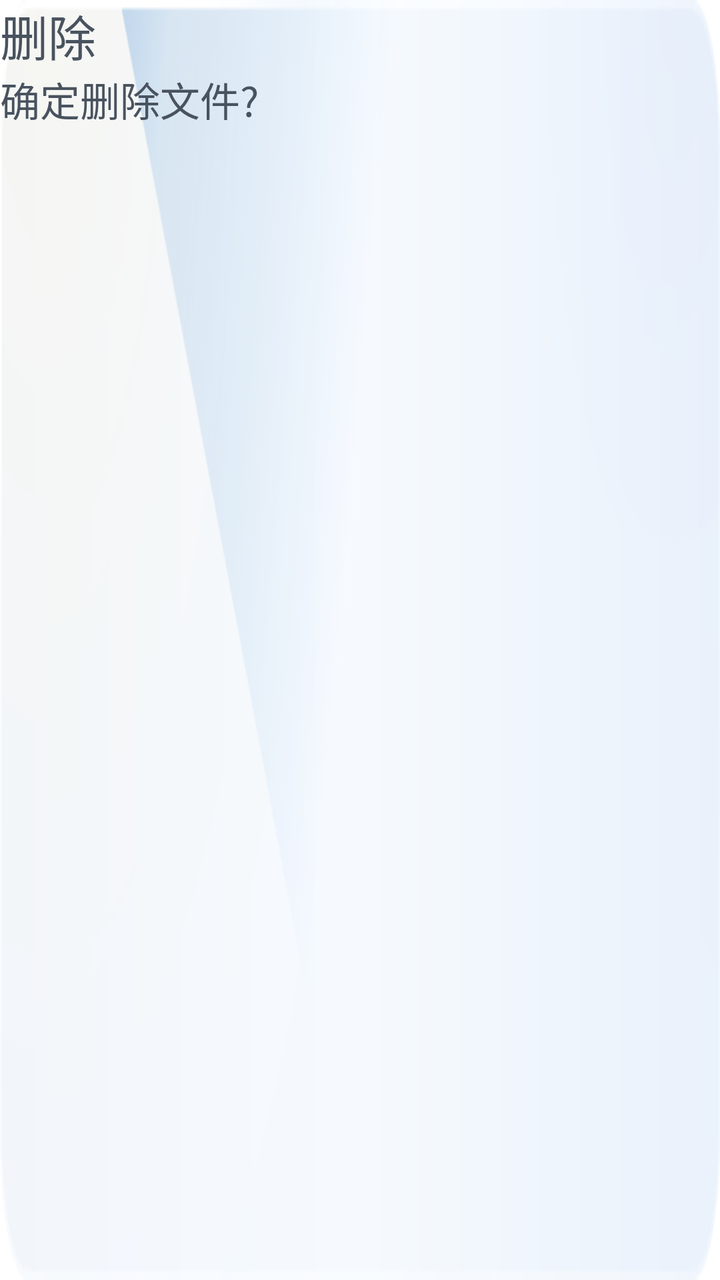
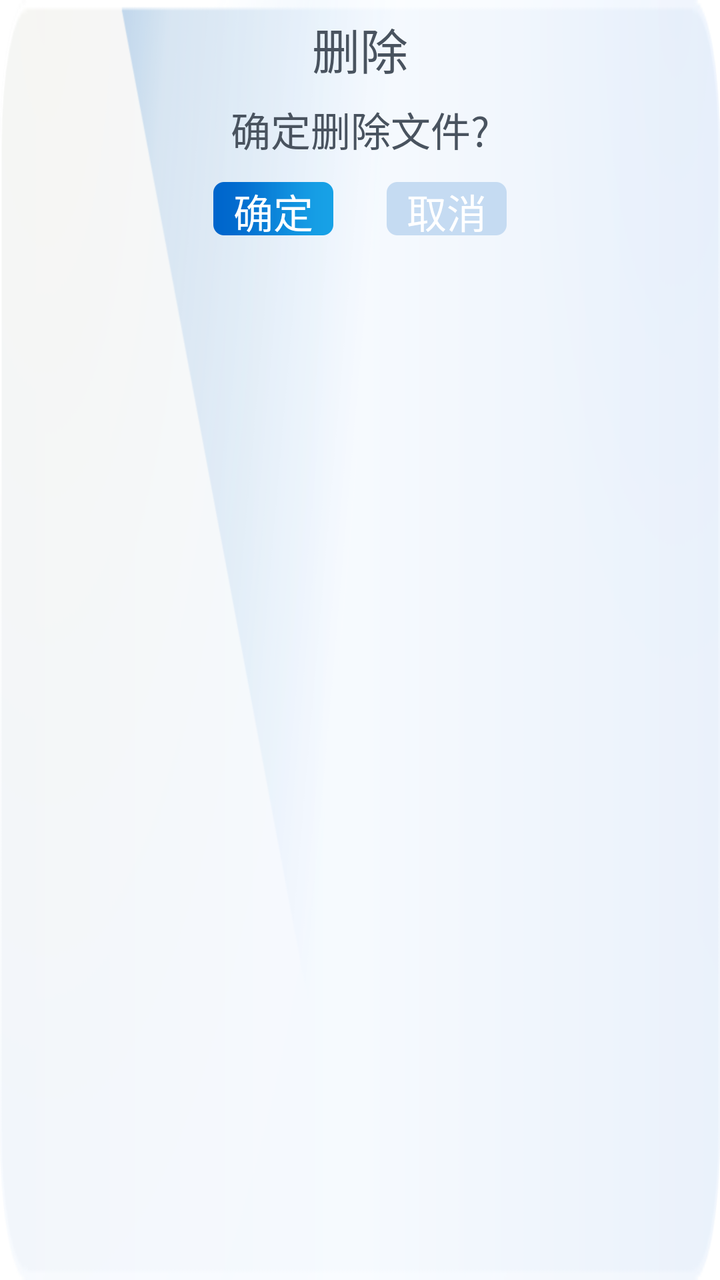

Two renders of the same Android screen: before a commit and after it. Below are the layout's source before the change and the commit's diff.
<!-- AndroidManifest.xml: application theme AppTheme -->
<!-- res/layout/layout_delete_picture_dialog.xml -->
<?xml version="1.0" encoding="utf-8"?>
<FrameLayout xmlns:android="http://schemas.android.com/apk/res/android"
    android:layout_width="880px"
    android:layout_height="296px"
    android:background="@mipmap/img_bg_dialog">

    <LinearLayout
        android:layout_width="match_parent"
        android:layout_height="match_parent"
        android:orientation="vertical" >

        <TextView
            android:layout_width="wrap_content"
            android:layout_height="wrap_content"
            android:layout_gravity="center_vertical"
            android:fontFamily="@font/alibabapuhuiti_3_65_medium"
            android:textColor="@color/color_49535F"
            android:textSize="24sp"
            android:text="删除" />

        <TextView
            android:layout_width="wrap_content"
            android:layout_height="wrap_content"
            android:layout_gravity="center_vertical"
            android:fontFamily="@font/alibabapuhuiti_3_65_medium"
            android:textColor="@color/color_49535F"
            android:textSize="20sp"
            android:text="确定删除文件?" />


    </LinearLayout>


</FrameLayout>
<!-- resources referenced by this layout -->
<resources>
  <color name="color_49535F">#49535F</color>
  <!-- mipmap img_bg_dialog: png bitmap (mipmap-hdpi, 19644 bytes) -->
  <style name="AppTheme" parent="Theme.AppCompat.Light.NoActionBar">
  
          <item name="colorPrimary">@color/color_transparent</item>
          <item name="colorPrimaryDark">@color/color_transparent</item>
          <item name="colorAccent">@color/color_transparent</item>
          <item name="android:windowBackground">@color/white</item>
  
          <item name="android:windowTranslucentNavigation">false</item>
          <item name="android:windowTranslucentStatus">false</item>
          <item name="android:windowIsTranslucent">false</item>
  
          <item name="android:windowAnimationStyle">@style/Animation</item>
  
      </style>
  <color name="color_transparent">#00000000</color>
  <color name="white">#FFFFFFFF</color>
  <style name="Animation">
          <item name="android:activityOpenEnterAnimation">@null</item>
          <item name="android:activityOpenExitAnimation">@null</item>
          <item name="android:activityCloseEnterAnimation">@null</item>
          <item name="android:activityCloseExitAnimation">@null</item>
          <item name="android:taskOpenEnterAnimation">@null</item>
          <item name="android:taskOpenExitAnimation">@null</item>
          <item name="android:taskCloseEnterAnimation">@null</item>
          <item name="android:taskCloseExitAnimation">@null</item>
          <item name="android:taskToFrontEnterAnimation">@null</item>
          <item name="android:taskToFrontExitAnimation">@null</item>
          <item name="android:taskToBackEnterAnimation">@null</item>
          <item name="android:taskToBackExitAnimation">@null</item>
      </style>
</resources>

<!-- the commit's change to res/layout/layout_delete_picture_dialog.xml (unified diff, before → after) -->
@@ -7,25 +7,54 @@
     <LinearLayout
         android:layout_width="match_parent"
         android:layout_height="match_parent"
-        android:orientation="vertical" >
+        android:orientation="vertical"
+        android:gravity="center_horizontal">
 
         <TextView
             android:layout_width="wrap_content"
             android:layout_height="wrap_content"
-            android:layout_gravity="center_vertical"
             android:fontFamily="@font/alibabapuhuiti_3_65_medium"
+            android:text="删除"
+            android:layout_marginTop="20px"
             android:textColor="@color/color_49535F"
-            android:textSize="24sp"
-            android:text="删除" />
+            android:textSize="24sp" />
 
         <TextView
             android:layout_width="wrap_content"
             android:layout_height="wrap_content"
-            android:layout_gravity="center_vertical"
             android:fontFamily="@font/alibabapuhuiti_3_65_medium"
+            android:text="确定删除文件?"
+            android:layout_marginTop="25px"
             android:textColor="@color/color_49535F"
-            android:textSize="20sp"
-            android:text="确定删除文件?" />
+            android:textSize="20sp" />
+
+        <LinearLayout
+            android:layout_marginTop="35px"
+            android:layout_width="wrap_content"
+            android:layout_height="wrap_content"
+            android:orientation="horizontal">
+
+            <TextView
+                android:layout_width="180px"
+                android:layout_height="80px"
+                android:background="@mipmap/img_pic_sel_1"
+                android:gravity="center"
+                android:text="确定"
+                android:textColor="@color/white"
+                android:textSize="20sp" />
+
+
+            <TextView
+                android:layout_width="180px"
+                android:layout_height="80px"
+                android:layout_marginLeft="80px"
+                android:background="@mipmap/img_pic_sel_2"
+                android:gravity="center"
+                android:text="取消"
+                android:textColor="@color/white"
+                android:textSize="20sp" />
+
+        </LinearLayout>
 
 
     </LinearLayout>
<!-- resource entries referenced after the edit -->
@@ -2,6 +2,8 @@
 <resources>
   <color name="color_49535F">#49535F</color>
   <!-- mipmap img_bg_dialog: png bitmap (mipmap-hdpi, 19644 bytes) -->
+  <!-- mipmap img_pic_sel_1: png bitmap (mipmap-hdpi, 3883 bytes) -->
+  <!-- mipmap img_pic_sel_2: png bitmap (mipmap-hdpi, 3765 bytes) -->
   <style name="AppTheme" parent="Theme.AppCompat.Light.NoActionBar">
   
           <item name="colorPrimary">@color/color_transparent</item>
